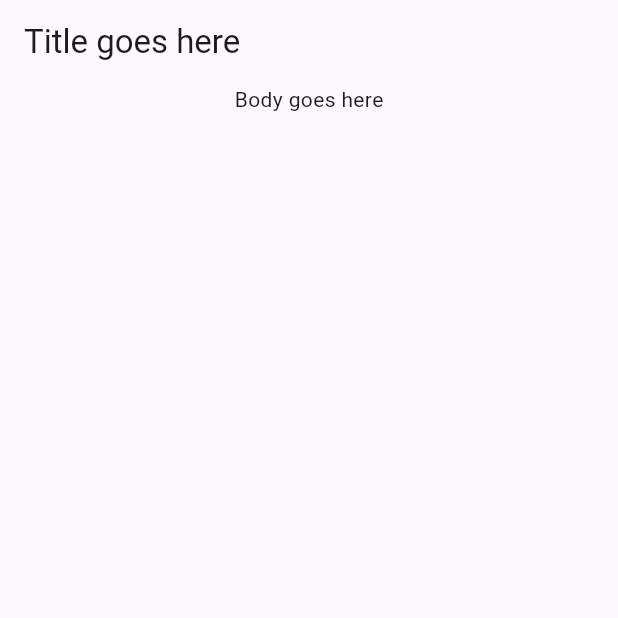
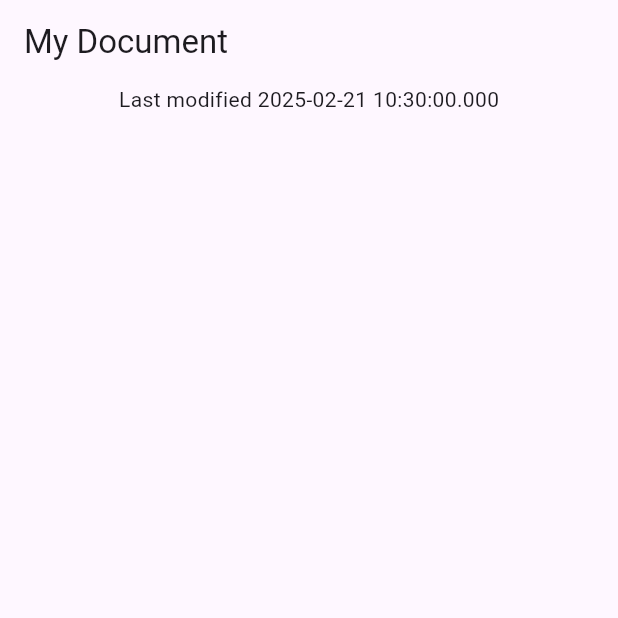
Before and after one commit to kmasahiko-lab/patterns_codelab, a Flutter app: the screen it shows after launch, on a phone screen of 412 x 824 dp, the top half of it. Run offline on Flutter 3.47's test engine with Material 3 defaults, Android fonts, the phone set to English and light mode, and no system bars.

Commit message:
https://codelabs.developers.google.com/codelabs/dart-patterns-records?hl=ja#4

```diff
--- a/lib/data.dart
+++ b/lib/data.dart
@@ -3,6 +3,13 @@ import 'dart:convert';
 class Document {
   final Map<String, Object?> _json;
   Document() : _json = jsonDecode(documentJson);
+
+  (String, {DateTime modified}) getMetadata() {
+    var title = "My Document";
+    var now = DateTime.now();
+
+    return (title, modified: now);
+  }
 }
 
 const documentJson = '''
--- a/lib/main.dart
+++ b/lib/main.dart
@@ -30,14 +30,16 @@ class DocumentScreen extends StatelessWidget {
 
   @override
   Widget build(BuildContext context) {
+    var metadataRecord = document.getMetadata();
+
     return Scaffold(
       appBar: AppBar(
-        title: const Text('Title goes here'),
+        title: Text(metadataRecord.$1),
       ),
       body: Column(
         children: [
           Center(
-            child: Text('Body goes here'),
+            child: Text('Last modified ${metadataRecord.modified}'),
           ),
         ],
       ),
```
